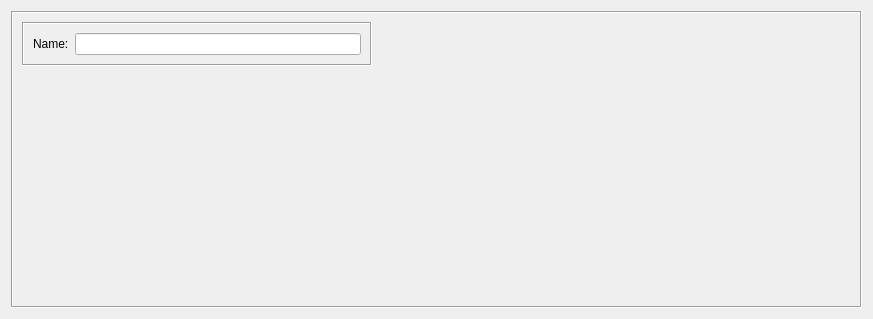
First picture: the form in src/firewallfabrik/gui/ui/dynamicgroupdialog_q.ui, repository Linuxfabrik/firewallfabrik, before the edit.
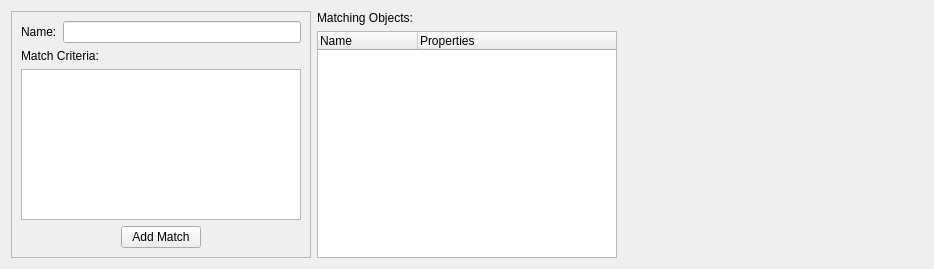
Second picture: the form after the edit. Custom widgets are drawn as their Qt base class.

Commit message:
feat(gui): implement full DynamicGroup editor with criteria table and matched-objects preview
Port fwbuilder's DynamicGroupDialog — three-panel layout with:
- Match criteria table (Type + Tag per row, Add/Delete)
- Live "Matching Objects" preview tree with double-click navigation
- Comment/keywords panel

Also parse <SelectionCriteria> XML elements during .fwb import,
wire db_manager propagation to the dialog, and connect the
navigate_to_object signal for double-click → editor navigation.

What changed in the file:
```diff
--- a/src/firewallfabrik/gui/ui/dynamicgroupdialog_q.ui
+++ b/src/firewallfabrik/gui/ui/dynamicgroupdialog_q.ui
@@ -6,91 +6,136 @@
    <rect>
     <x>0</x>
     <y>0</y>
-    <width>873</width>
-    <height>319</height>
+    <width>934</width>
+    <height>269</height>
    </rect>
   </property>
   <property name="windowTitle">
    <string>Dynamic Group</string>
   </property>
-  <layout class="QGridLayout" name="gridLayout">
-   <item row="0" column="0">
-    <widget class="QFrame" name="frame7">
+  <layout class="QHBoxLayout" name="horizontalLayout_3">
+   <item>
+    <widget class="QFrame" name="frame">
      <property name="frameShape">
-      <enum>QFrame::Shape::Box</enum>
+      <enum>QFrame::Shape::StyledPanel</enum>
      </property>
      <property name="frameShadow">
-      <enum>QFrame::Shadow::Sunken</enum>
+      <enum>QFrame::Shadow::Raised</enum>
      </property>
-     <layout class="QGridLayout" name="gridLayout_2">
-      <item row="0" column="0">
-       <layout class="QVBoxLayout" name="verticalLayout">
+     <layout class="QVBoxLayout" name="verticalLayout">
+      <item>
+       <layout class="QHBoxLayout" name="horizontalLayout_2">
         <item>
-         <widget class="QFrame" name="frame14">
-          <property name="minimumSize">
-           <size>
-            <width>350</width>
-            <height>0</height>
-           </size>
+         <widget class="QLabel" name="nameLabel">
+          <property name="text">
+           <string>Name:</string>
           </property>
-          <property name="maximumSize">
+         </widget>
+        </item>
+        <item>
+         <widget class="QLineEdit" name="obj_name">
+          <property name="toolTip">
+           <string>Name of this dynamic group. Members are determined automatically by matching object type and keywords.</string>
+          </property>
+         </widget>
+        </item>
+       </layout>
+      </item>
+      <item>
+       <widget class="QLabel" name="label">
+        <property name="text">
+         <string>Match Criteria:</string>
+        </property>
+       </widget>
+      </item>
+      <item>
+       <widget class="QTableView" name="criteriaView">
+        <property name="toolTip">
+         <string>Each row defines a filter: objects matching ANY row's type AND keyword are included in this group.</string>
+        </property>
+       </widget>
+      </item>
+      <item>
+       <layout class="QHBoxLayout" name="horizontalLayout">
+        <item>
+         <spacer name="horizontalSpacer_2">
+          <property name="orientation">
+           <enum>Qt::Orientation::Horizontal</enum>
+          </property>
+          <property name="sizeHint" stdset="0">
            <size>
-            <width>350</width>
-            <height>16777215</height>
+            <width>40</width>
+            <height>20</height>
            </size>
           </property>
-          <property name="frameShape">
-           <enum>QFrame::Shape::Box</enum>
+         </spacer>
+        </item>
+        <item>
+         <widget class="QPushButton" name="addButton">
+          <property name="toolTip">
+           <string>Add a new match criterion row. Each row specifies an object type and keyword that objects must match to be included.</string>
           </property>
-          <property name="frameShadow">
-           <enum>QFrame::Shadow::Sunken</enum>
+          <property name="text">
+           <string>Add Match</string>
           </property>
-          <layout class="QGridLayout" name="gridLayout_3">
-           <item row="0" column="0">
-            <widget class="QLabel" name="textLabel1">
-             <property name="text">
-              <string>Name:</string>
-             </property>
-            </widget>
-           </item>
-           <item row="0" column="1">
-            <widget class="QLineEdit" name="obj_name">
-             <property name="toolTip">
-              <string>Name of this dynamic group. Members are determined automatically by matching object type and keywords.</string>
-             </property>
-            </widget>
-           </item>
-          </layout>
          </widget>
         </item>
         <item>
-         <spacer name="verticalSpacer">
+         <spacer name="horizontalSpacer">
           <property name="orientation">
-           <enum>Qt::Orientation::Vertical</enum>
+           <enum>Qt::Orientation::Horizontal</enum>
           </property>
           <property name="sizeHint" stdset="0">
            <size>
-            <width>20</width>
-            <height>40</height>
+            <width>40</width>
+            <height>20</height>
            </size>
           </property>
          </spacer>
         </item>
        </layout>
       </item>
-      <item row="0" column="1">
-       <widget class="CommentKeywords" name="commentKeywords" native="true">
-        <property name="sizePolicy">
-         <sizepolicy hsizetype="Expanding" vsizetype="Expanding">
-          <horstretch>0</horstretch>
-          <verstretch>0</verstretch>
-         </sizepolicy>
-        </property>
-       </widget>
-      </item>
      </layout>
     </widget>
    </item>
+   <item>
+    <layout class="QVBoxLayout" name="verticalLayout_2">
+     <item>
+      <widget class="QLabel" name="label_3">
+       <property name="text">
+        <string>Matching Objects:</string>
+       </property>
+      </widget>
+     </item>
+     <item>
+      <widget class="QTreeWidget" name="matchedView">
+       <property name="toolTip">
+        <string>Objects from the current database that match the criteria above. Double-click to open an object in the editor.</string>
+       </property>
+       <column>
+        <property name="text">
+         <string>Name</string>
+        </property>
+       </column>
+       <column>
+        <property name="text">
+         <string>Properties</string>
+        </property>
+       </column>
+      </widget>
+     </item>
+    </layout>
+   </item>
+   <item>
+    <widget class="CommentKeywords" name="commentKeywords" native="true">
+     <property name="sizePolicy">
+      <sizepolicy hsizetype="Expanding" vsizetype="Expanding">
+       <horstretch>0</horstretch>
+       <verstretch>0</verstretch>
+      </sizepolicy>
+     </property>
+    </widget>
+   </item>
   </layout>
  </widget>
  <customwidgets>
```
Left out of the diff: 21 changed lines with no effect on the pictures. The commit also changes 4 other files.
